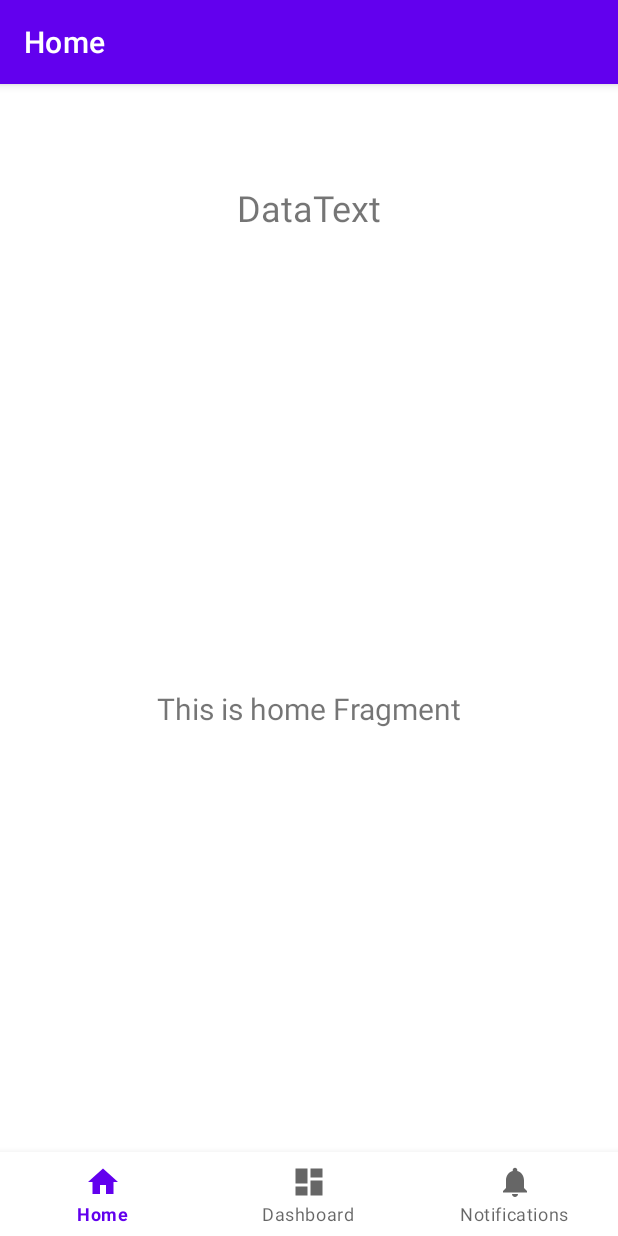
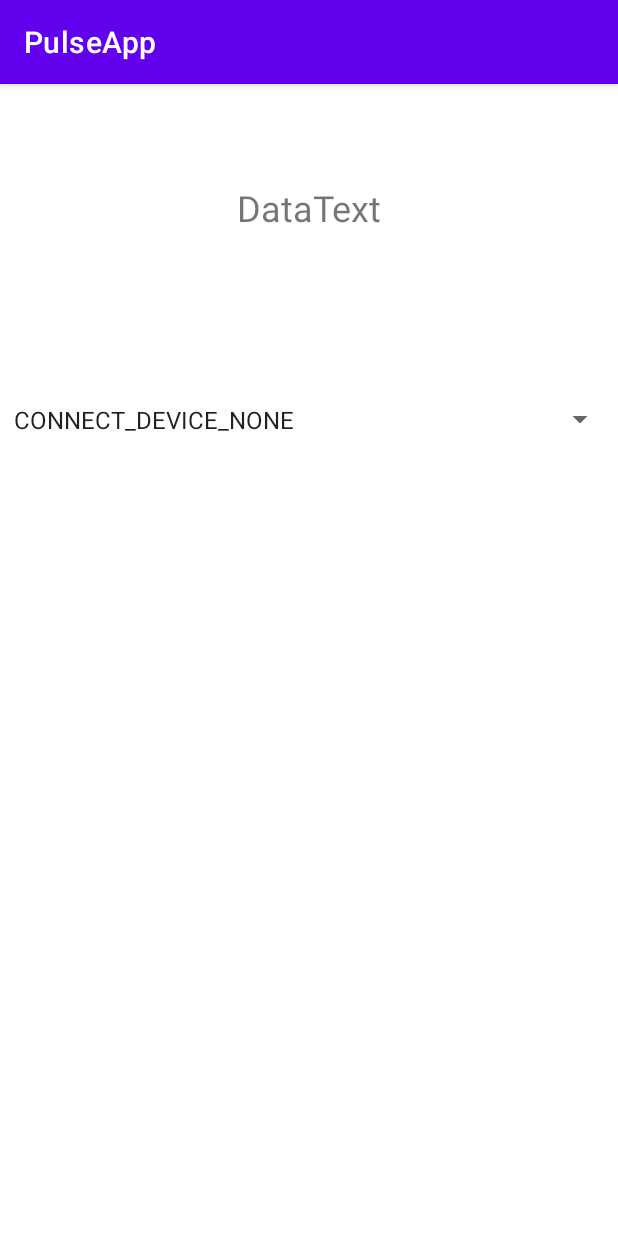
Before and after one commit to uguisu64/PulseApp, an Android app: the screen it shows after launch (MainActivity), on a phone screen of 412 x 824 dp. Run offline under Robolectric (Android 15) with nearby library versions, the phone set to English and light mode, and no system bars.

Commit message:
[add] 接続済みBluetooth表示

```diff
--- a/app/src/main/AndroidManifest.xml
+++ b/app/src/main/AndroidManifest.xml
@@ -6,7 +6,6 @@
     <uses-permission android:name="android.permission.BLUETOOTH_ADMIN"/>
     <uses-permission android:name="android.permission.ACCESS_FINE_LOCATION"/>
     <uses-permission android:name="android.permission.ACCESS_COARSE_LOCATION"/>
-    <uses-feature android:name="android.hardware.bluetooth_le" android:required="true"/>
 
     <uses-permission android:name="android.permission.BLUETOOTH_CONNECT" />
     <application
--- a/app/src/main/java/com/example/pulseapp/MainActivity.kt
+++ b/app/src/main/java/com/example/pulseapp/MainActivity.kt
@@ -1,51 +1,78 @@
 package com.example.pulseapp
 
+import android.Manifest
 import android.bluetooth.BluetoothAdapter
 import android.bluetooth.BluetoothManager
 import android.content.Context
-import android.content.Intent
+import android.content.pm.PackageManager
 import android.os.Bundle
-import com.google.android.material.bottomnavigation.BottomNavigationView
+import android.util.Log
+import android.widget.ArrayAdapter
+import android.widget.Spinner
 import androidx.appcompat.app.AppCompatActivity
-import androidx.navigation.findNavController
-import androidx.navigation.ui.AppBarConfiguration
-import androidx.navigation.ui.setupActionBarWithNavController
-import androidx.navigation.ui.setupWithNavController
+import androidx.core.app.ActivityCompat
+import androidx.core.content.ContextCompat
 import com.example.pulseapp.databinding.ActivityMainBinding
 
 class MainActivity : AppCompatActivity() {
-
-    private lateinit var binding: ActivityMainBinding
 
     private val bluetoothAdapter: BluetoothAdapter? by lazy(LazyThreadSafetyMode.NONE) {
         val bluetoothManager = getSystemService(Context.BLUETOOTH_SERVICE) as BluetoothManager
         bluetoothManager.adapter
     }
 
-    private val BluetoothAdapter.isDisabled: Boolean
-        get() = !isEnabled
-
     override fun onCreate(savedInstanceState: Bundle?) {
         super.onCreate(savedInstanceState)
+        setContentView(R.layout.activity_main)
 
-        binding = ActivityMainBinding.inflate(layoutInflater)
-        setContentView(binding.root)
+        checkPermissions()
 
-        val navView: BottomNavigationView = binding.navView
+        initConnectDeviceSpinner()
+    }
 
-        val navController = findNavController(R.id.nav_host_fragment_activity_main)
-        // Passing each menu ID as a set of Ids because each
-        // menu should be considered as top level destinations.
-        val appBarConfiguration = AppBarConfiguration(
-            setOf(
-                R.id.navigation_home, R.id.navigation_dashboard, R.id.navigation_notifications
-            )
-        )
-        setupActionBarWithNavController(navController, appBarConfiguration)
-        navView.setupWithNavController(navController)
+    private val REQUEST_MULTI_PERMISSIONS = 101
 
-        bluetoothAdapter?.takeIf { it.isDisabled }?.apply {
-            val enableBtIntent = Intent(BluetoothAdapter.ACTION_REQUEST_ENABLE)
+    private fun initConnectDeviceSpinner() {
+        Log.d("bluetooth", "function called")
+        val btSpinner = findViewById<Spinner>(R.id.spinner)
+        if(ActivityCompat.checkSelfPermission(this,Manifest.permission.BLUETOOTH_CONNECT) != PackageManager.PERMISSION_GRANTED) {
+            Log.d("bluetooth","permission error")
+            return
+        }
+        val pairedDevices = bluetoothAdapter?.bondedDevices
+
+        Log.d("bluetooth","bondedDeviceOk")
+
+        if(pairedDevices != null) {
+            val btDeviceAdapter = ArrayAdapter<String>(this,android.R.layout.simple_spinner_item)
+
+            if(pairedDevices.isEmpty()) {
+                btDeviceAdapter.add("CONNECT_DEVICE_NONE")
+            }
+            else {
+                pairedDevices.forEach {
+                    val deviceName = it.name
+                    btDeviceAdapter.add(deviceName)
+                }
+            }
+
+            btSpinner.adapter = btDeviceAdapter
+        }
+    }
+
+    private fun checkPermissions() {
+        val requestPermissions = mutableListOf<String>()
+
+        if(ContextCompat.checkSelfPermission(this, Manifest.permission.BLUETOOTH_CONNECT) != PackageManager.PERMISSION_GRANTED) {
+            requestPermissions.add(Manifest.permission.BLUETOOTH_CONNECT)
+        }
+        if(ContextCompat.checkSelfPermission(this, Manifest.permission.BLUETOOTH_SCAN,) != PackageManager.PERMISSION_GRANTED) {
+            requestPermissions.add(Manifest.permission.BLUETOOTH_SCAN)
+        }
+
+
+        if(requestPermissions.isNotEmpty()) {
+            ActivityCompat.requestPermissions(this, requestPermissions.toTypedArray(), REQUEST_MULTI_PERMISSIONS)
         }
     }
 }
--- a/app/src/main/java/com/example/pulseapp/ui/home/HomeFragment.kt
+++ /dev/null
@@ -1,42 +0,0 @@
-package com.example.pulseapp.ui.home
-
-import android.os.Bundle
-import android.view.LayoutInflater
-import android.view.View
-import android.view.ViewGroup
-import android.widget.TextView
-import androidx.fragment.app.Fragment
-import androidx.lifecycle.ViewModelProvider
-import com.example.pulseapp.databinding.FragmentHomeBinding
-
-class HomeFragment : Fragment() {
-
-    private var _binding: FragmentHomeBinding? = null
-
-    // This property is only valid between onCreateView and
-    // onDestroyView.
-    private val binding get() = _binding!!
-
-    override fun onCreateView(
-        inflater: LayoutInflater,
-        container: ViewGroup?,
-        savedInstanceState: Bundle?
-    ): View {
-        val homeViewModel =
-            ViewModelProvider(this).get(HomeViewModel::class.java)
-
-        _binding = FragmentHomeBinding.inflate(inflater, container, false)
-        val root: View = binding.root
-
-        val textView: TextView = binding.textHome
-        homeViewModel.text.observe(viewLifecycleOwner) {
-            textView.text = it
-        }
-        return root
-    }
-
-    override fun onDestroyView() {
-        super.onDestroyView()
-        _binding = null
-    }
-}
--- a/app/src/main/java/com/example/pulseapp/ui/home/HomeViewModel.kt
+++ /dev/null
@@ -1,13 +0,0 @@
-package com.example.pulseapp.ui.home
-
-import androidx.lifecycle.LiveData
-import androidx.lifecycle.MutableLiveData
-import androidx.lifecycle.ViewModel
-
-class HomeViewModel : ViewModel() {
-
-    private val _text = MutableLiveData<String>().apply {
-        value = "This is home Fragment"
-    }
-    val text: LiveData<String> = _text
-}
--- a/app/src/main/res/layout/activity_main.xml
+++ b/app/src/main/res/layout/activity_main.xml
@@ -1,35 +1,10 @@
 <?xml version="1.0" encoding="utf-8"?>
 <androidx.constraintlayout.widget.ConstraintLayout xmlns:android="http://schemas.android.com/apk/res/android"
     xmlns:app="http://schemas.android.com/apk/res-auto"
-    xmlns:tools="http://schemas.android.com/tools"
     android:id="@+id/container"
     android:layout_width="match_parent"
     android:layout_height="match_parent"
     android:paddingTop="?attr/actionBarSize">
-
-    <com.google.android.material.bottomnavigation.BottomNavigationView
-        android:id="@+id/nav_view"
-        android:layout_width="0dp"
-        android:layout_height="wrap_content"
-        android:layout_marginStart="0dp"
-        android:layout_marginEnd="0dp"
-        android:background="?android:attr/windowBackground"
-        app:layout_constraintBottom_toBottomOf="parent"
-        app:layout_constraintLeft_toLeftOf="parent"
-        app:layout_constraintRight_toRightOf="parent"
-        app:menu="@menu/bottom_nav_menu" />
-
-    <fragment
-        android:id="@+id/nav_host_fragment_activity_main"
-        android:name="androidx.navigation.fragment.NavHostFragment"
-        android:layout_width="match_parent"
-        android:layout_height="match_parent"
-        app:defaultNavHost="true"
-        app:layout_constraintBottom_toTopOf="@id/nav_view"
-        app:layout_constraintLeft_toLeftOf="parent"
-        app:layout_constraintRight_toRightOf="parent"
-        app:layout_constraintTop_toTopOf="parent"
-        app:navGraph="@navigation/mobile_navigation" />
 
     <TextView
         android:id="@+id/textView"
@@ -42,4 +17,16 @@
         app:layout_constraintStart_toStartOf="parent"
         app:layout_constraintTop_toTopOf="parent" />
 
+    <Spinner
+        android:id="@+id/spinner"
+        android:layout_width="409dp"
+        android:layout_height="50dp"
+        android:layout_marginStart="1dp"
+        android:layout_marginTop="100dp"
+        android:layout_marginEnd="1dp"
+        android:spinnerMode="dropdown"
+        app:layout_constraintEnd_toEndOf="parent"
+        app:layout_constraintStart_toStartOf="parent"
+        app:layout_constraintTop_toBottomOf="@+id/textView" />
+
 </androidx.constraintlayout.widget.ConstraintLayout>
--- a/app/src/main/res/layout/fragment_home.xml
+++ /dev/null
@@ -1,22 +0,0 @@
-<?xml version="1.0" encoding="utf-8"?>
-<androidx.constraintlayout.widget.ConstraintLayout xmlns:android="http://schemas.android.com/apk/res/android"
-    xmlns:app="http://schemas.android.com/apk/res-auto"
-    xmlns:tools="http://schemas.android.com/tools"
-    android:layout_width="match_parent"
-    android:layout_height="match_parent"
-    tools:context=".ui.home.HomeFragment">
-
-    <TextView
-        android:id="@+id/text_home"
-        android:layout_width="match_parent"
-        android:layout_height="wrap_content"
-        android:layout_marginStart="8dp"
-        android:layout_marginTop="8dp"
-        android:layout_marginEnd="8dp"
-        android:textAlignment="center"
-        android:textSize="20sp"
-        app:layout_constraintBottom_toBottomOf="parent"
-        app:layout_constraintEnd_toEndOf="parent"
-        app:layout_constraintStart_toStartOf="parent"
-        app:layout_constraintTop_toTopOf="parent" />
-</androidx.constraintlayout.widget.ConstraintLayout>
--- a/app/src/main/res/navigation/mobile_navigation.xml
+++ /dev/null
@@ -1,25 +0,0 @@
-<?xml version="1.0" encoding="utf-8"?>
-<navigation xmlns:android="http://schemas.android.com/apk/res/android"
-    xmlns:app="http://schemas.android.com/apk/res-auto"
-    xmlns:tools="http://schemas.android.com/tools"
-    android:id="@+id/mobile_navigation"
-    app:startDestination="@+id/navigation_home">
-
-    <fragment
-        android:id="@+id/navigation_home"
-        android:name="com.example.pulseapp.ui.home.HomeFragment"
-        android:label="@string/title_home"
-        tools:layout="@layout/fragment_home" />
-
-    <fragment
-        android:id="@+id/navigation_dashboard"
-        android:name="com.example.pulseapp.ui.dashboard.DashboardFragment"
-        android:label="@string/title_dashboard"
-        tools:layout="@layout/fragment_dashboard" />
-
-    <fragment
-        android:id="@+id/navigation_notifications"
-        android:name="com.example.pulseapp.ui.notifications.NotificationsFragment"
-        android:label="@string/title_notifications"
-        tools:layout="@layout/fragment_notifications" />
-</navigation>
```
Also changed, not shown: app/src/main/java/com/example/pulseapp/ui/dashboard/DashboardFragment.kt (deleted, +0 -42 lines), app/src/main/java/com/example/pulseapp/ui/dashboard/DashboardViewModel.kt (deleted, +0 -13 lines), app/src/main/java/com/example/pulseapp/ui/notifications/NotificationsFragment.kt (deleted, +0 -42 lines), app/src/main/java/com/example/pulseapp/ui/notifications/NotificationsViewModel.kt (deleted, +0 -13 lines), app/src/main/res/layout/fragment_dashboard.xml (deleted, +0 -22 lines), app/src/main/res/layout/fragment_notifications.xml (deleted, +0 -22 lines).
